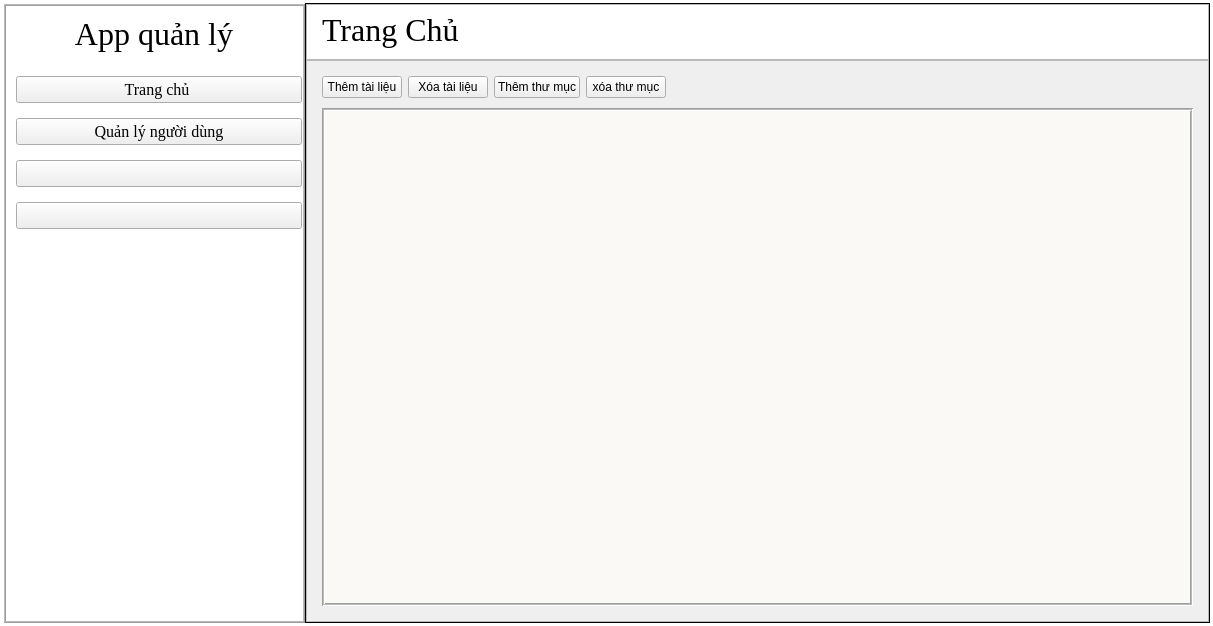
Qt form ui/admin_dashboard.ui (DTNS2905/App_quan_ly_python_qt_) before a commit.
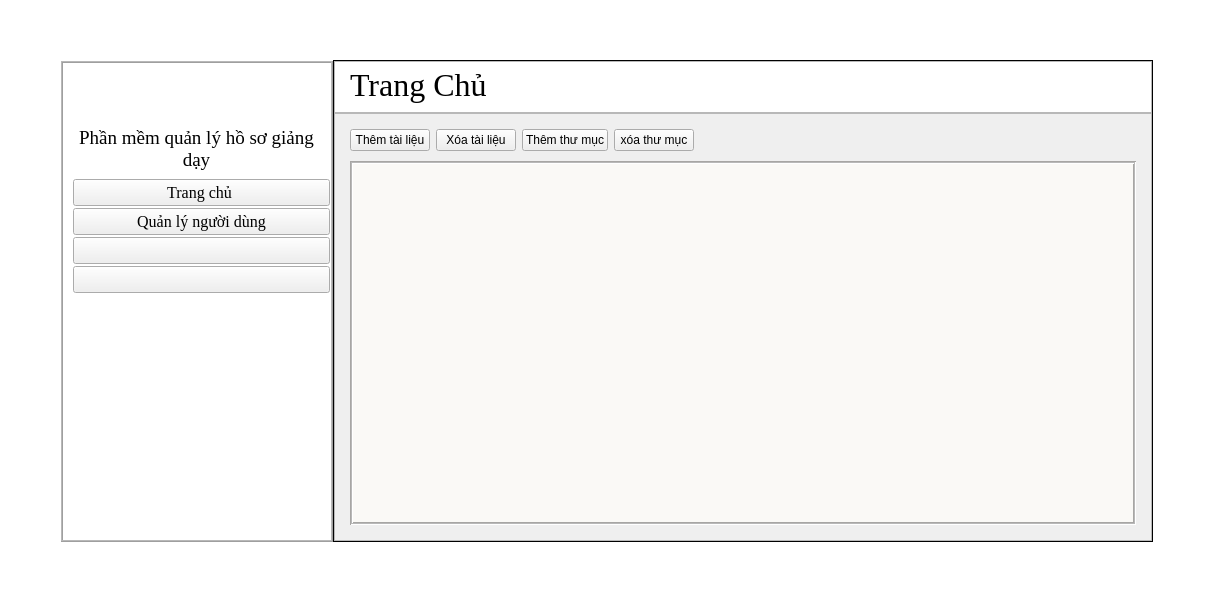
The same form after that commit. Icons and pictures are not drawn.

Commit message: update background , win icon and title

What changed in the file:
```diff
--- a/ui/admin_dashboard.ui
+++ b/ui/admin_dashboard.ui
@@ -7,7 +7,7 @@
     <x>0</x>
     <y>0</y>
     <width>1213</width>
-    <height>626</height>
+    <height>602</height>
    </rect>
   </property>
   <property name="sizePolicy">
@@ -16,12 +16,18 @@
     <verstretch>0</verstretch>
    </sizepolicy>
   </property>
+  <property name="maximumSize">
+   <size>
+    <width>16777215</width>
+    <height>16777215</height>
+   </size>
+  </property>
   <property name="windowTitle">
    <string>Phần mềm quản lý hồ sơ bài giẳng</string>
   </property>
   <property name="windowIcon">
-   <iconset>
-    <normaloff>:/images/C:/Users/SANG DOAN/Downloads/z6088169785864_8678aa25fc0a40b809a49b162f99984d.jpg</normaloff>:/images/C:/Users/SANG DOAN/Downloads/z6088169785864_8678aa25fc0a40b809a49b162f99984d.jpg</iconset>
+   <iconset resource="../resources.qrc">
+    <normaloff>:/images/ui/images/icon_remove_background.png</normaloff>:/images/ui/images/icon_remove_background.png</iconset>
   </property>
   <property name="styleSheet">
    <string notr="true">#centralwidget{
@@ -91,10 +97,7 @@
 border-radius:20px;
 }
 
-.QTreeView {
-background-color:#FAF9F6;
-color:black;
-}
+
 
 #add_file_button::hover{
 background-color: rgb(0, 116, 0);
@@ -156,8 +159,12 @@
 color:black;
 }
 
+#label_4 {
+color:black;
+}
+
 #centralwidget {
-background-img:url(:/images/C:/Users/SANG DOAN/Downloads/z6088171383742_21bef345a06d8056854c93ca4e0c33c8.jpg)
+background:url(:/images/ui/images/resized_image_1.jpg)
 }
 </string>
    </property>
@@ -166,16 +173,16 @@
      <number>0</number>
     </property>
     <property name="leftMargin">
-     <number>3</number>
+     <number>60</number>
     </property>
     <property name="topMargin">
-     <number>3</number>
+     <number>60</number>
     </property>
     <property name="rightMargin">
-     <number>3</number>
+     <number>60</number>
     </property>
     <property name="bottomMargin">
-     <number>3</number>
+     <number>60</number>
     </property>
     <item>
      <widget class="QFrame" name="left_menu">
@@ -227,7 +234,7 @@
          <property name="sizePolicy">
           <sizepolicy hsizetype="Preferred" vsizetype="Maximum">
            <horstretch>0</horstretch>
-           <verstretch>1</verstretch>
+           <verstretch>3</verstretch>
           </sizepolicy>
          </property>
          <property name="frameShape">
@@ -240,46 +247,98 @@
           <number>0</number>
          </property>
          <layout class="QVBoxLayout" name="verticalLayout_2">
+          <property name="spacing">
+           <number>3</number>
+          </property>
           <property name="leftMargin">
-           <number>0</number>
+           <number>6</number>
           </property>
           <property name="topMargin">
-           <number>10</number>
+           <number>6</number>
           </property>
           <property name="rightMargin">
-           <number>0</number>
+           <number>6</number>
+          </property>
+          <property name="bottomMargin">
+           <number>6</number>
           </property>
           <item>
-           <widget class="QLabel" name="label">
-            <property name="sizePolicy">
-             <sizepolicy hsizetype="Preferred" vsizetype="Preferred">
-              <horstretch>0</horstretch>
-              <verstretch>0</verstretch>
-             </sizepolicy>
-            </property>
-            <property name="baseSize">
+           <widget class="QWidget" name="horizontalWidget" native="true">
+            <property name="minimumSize">
              <size>
-              <width>0</width>
-              <height>0</height>
+              <width>50</width>
+              <height>50</height>
              </size>
             </property>
-            <property name="font">
-             <font>
-              <family>Times New Roman</family>
-              <pointsize>24</pointsize>
-             </font>
-            </property>
-            <property name="styleSheet">
-             <string notr="true">#label {
+            <layout class="QHBoxLayout" name="horizontalLayout_4">
+             <item>
+              <widget class="QLabel" name="label">
+               <property name="sizePolicy">
+                <sizepolicy hsizetype="Maximum" vsizetype="Maximum">
+                 <horstretch>0</horstretch>
+                 <verstretch>0</verstretch>
+                </sizepolicy>
+               </property>
+               <property name="maximumSize">
+                <size>
+                 <width>50</width>
+                 <height>50</height>
+                </size>
+               </property>
+               <property name="baseSize">
+                <size>
+                 <width>0</width>
+                 <height>0</height>
+                </size>
+               </property>
+               <property name="font">
+                <font>
+                 <family>Times New Roman</family>
+                 <pointsize>24</pointsize>
+                </font>
+               </property>
+               <property name="styleSheet">
+                <string notr="true">#label {
 color:balck;
 }</string>
+               </property>
+               <property name="text">
+                <string/>
+               </property>
+               <property name="pixmap">
+                <pixmap resource="../resources.qrc">:/images/ui/images/icon_remove_background.png</pixmap>
+               </property>
+               <property name="scaledContents">
+                <bool>true</bool>
+               </property>
+               <property name="alignment">
+                <set>Qt::AlignmentFlag::AlignCenter</set>
+               </property>
+               <property name="wordWrap">
+                <bool>true</bool>
+               </property>
+              </widget>
+             </item>
+            </layout>
+           </widget>
+          </item>
+          <item>
+           <widget class="QLabel" name="label_4">
+            <property name="font">
+             <font>
+              <family>Times New Roman</family>
+              <pointsize>14</pointsize>
+             </font>
             </property>
             <property name="text">
-             <string>App quản lý</string>
+             <string>Phần mềm quản lý hồ sơ giảng dạy</string>
             </property>
             <property name="alignment">
              <set>Qt::AlignmentFlag::AlignCenter</set>
             </property>
+            <property name="wordWrap">
+             <bool>true</bool>
+            </property>
            </widget>
           </item>
          </layout>
@@ -797,8 +856,8 @@
                <rect>
                 <x>0</x>
                 <y>0</y>
-                <width>901</width>
-                <height>560</height>
+                <width>816</width>
+                <height>426</height>
                </rect>
               </property>
               <property name="sizeIncrement">
@@ -1314,6 +1373,65 @@
                     <property name="focusPolicy">
                      <enum>Qt::FocusPolicy::NoFocus</enum>
                     </property>
+                    <property name="styleSheet">
+                     <string notr="true">QTreeView::branch:has-siblings:!adjoins-item {
+    border-image: url(vline.png) 0;
+}
+
+QTreeView::branch:has-siblings:adjoins-item {
+    border-image: url(branch-more.png) 0;
+}
+
+QTreeView::branch:!has-children:!has-siblings:adjoins-item {
+    border-image: url(branch-end.png) 0;
+}
+
+QTreeView::branch:has-children:!has-siblings:closed,
+QTreeView::branch:closed:has-children:has-siblings {
+        border-image: none;
+        image: url(branch-closed.png);
+}
+
+QTreeView::branch:open:has-children:!has-siblings,
+QTreeView::branch:open:has-children:has-siblings  {
+        border-image: none;
+        image: url(branch-open.png);
+}
+
+QTreeView {
+    show-decoration-selected: 1;
+}
+
+QTreeView::item {
+     border: 1px solid #d9d9d9;
+    border-top-color: transparent;
+    border-bottom-color: transparent;
+}
+
+QTreeView::item:hover {
+    background: qlineargradient(x1: 0, y1: 0, x2: 0, y2: 1, stop: 0 #e7effd, stop: 1 #cbdaf1);
+    border: 1px solid #bfcde4;
+}
+
+QTreeView::item:selected {
+    border: 1px solid #567dbc;
+}
+
+QTreeView::item:selected:active{
+    background: qlineargradient(x1: 0, y1: 0, x2: 0, y2: 1, stop: 0 #6ea1f1, stop: 1 #567dbc);
+	color:white
+}
+
+QTreeView::item:selected:!active {
+    background: qlineargradient(x1: 0, y1: 0, x2: 0, y2: 1, stop: 0 #6b9be8, stop: 1 #577fbf);
+	color:white
+}
+
+.QTreeView {
+background-color:#FAF9F6;
+color:black;
+}</string>
+                    </property>
                     <property name="frameShape">
                      <enum>QFrame::Shape::Box</enum>
                     </property>
```
Left out of the diff: 1 changed line with no effect on the pictures. The commit also changes 8 other files.
